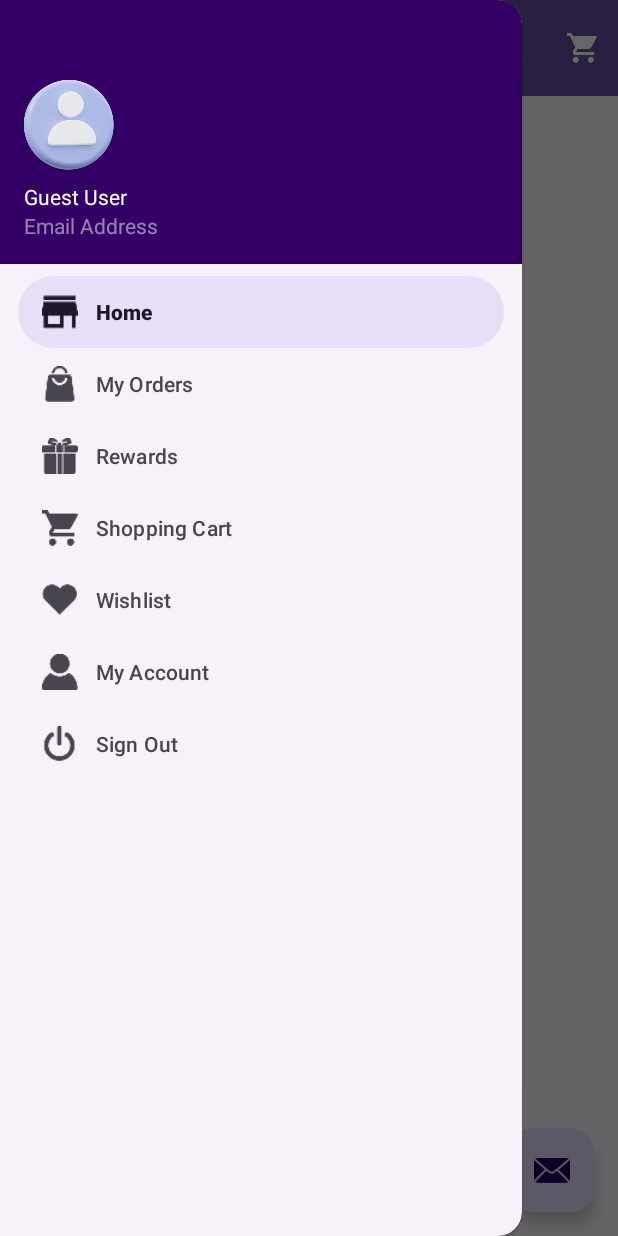
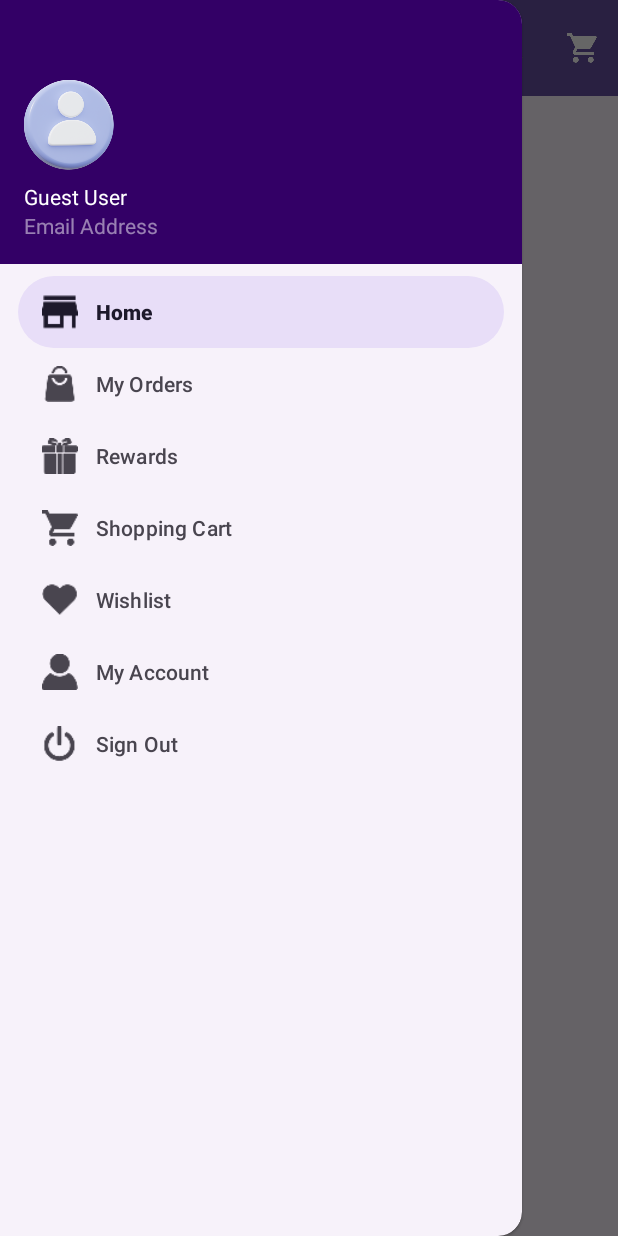
Before and after one commit to abhinavjain45/Yourcart, an Android app: the screen it shows after launch once a user with an empty profile is signed in (MainActivity), with the side drawer open, on a phone screen of 412 x 824 dp. Run offline under Robolectric (Android 15) with nearby library versions, the phone set to English and light mode, and no system bars; our stand-ins replace Firebase (no records; nobody signed in at launch, a user with empty details on screens opened directly), navigation-ui; 1 statement that could not run was skipped.

Commit message:
Updated till Part 14

```diff
--- a/app/src/main/java/com/ecommerce/yourcart/MainActivity.java
+++ b/app/src/main/java/com/ecommerce/yourcart/MainActivity.java
@@ -4,6 +4,8 @@ import android.os.Bundle;
 import android.view.MenuItem;
 import android.view.View;
 import android.view.Menu;
+import android.widget.FrameLayout;
+
 import androidx.appcompat.widget.Toolbar;
 
 import com.google.android.material.floatingactionbutton.FloatingActionButton;
@@ -12,6 +14,8 @@ import com.google.android.material.navigation.NavigationView;
 
 import androidx.appcompat.app.ActionBarDrawerToggle;
 import androidx.core.view.GravityCompat;
+import androidx.fragment.app.Fragment;
+import androidx.fragment.app.FragmentTransaction;
 import androidx.navigation.NavController;
 import androidx.navigation.Navigation;
 import androidx.navigation.ui.AppBarConfiguration;
@@ -24,6 +28,7 @@ import com.ecommerce.yourcart.databinding.ActivityMainBinding;
 public class MainActivity extends AppCompatActivity implements NavigationView.OnNavigationItemSelectedListener {
 
     private AppBarConfiguration mAppBarConfiguration;
+    private FrameLayout frameLayout;
 
     @Override
     protected void onCreate(Bundle savedInstanceState) {
@@ -33,15 +38,6 @@ public class MainActivity extends AppCompatActivity implements NavigationView.On
         setSupportActionBar(toolbar);
         getSupportActionBar().setDisplayShowTitleEnabled(false);
 
-        FloatingActionButton fab = (FloatingActionButton) findViewById(R.id.fab);
-        fab.setOnClickListener(new View.OnClickListener() {
-            @Override
-            public void onClick(View view) {
-                Snackbar.make(view, "Replace with your own action", Snackbar.LENGTH_LONG)
-                        .setAction("Action", null).show();
-            }
-        });
-
         DrawerLayout drawer = (DrawerLayout) findViewById(R.id.drawer_layout);
         ActionBarDrawerToggle toggle = new ActionBarDrawerToggle(this, drawer, toolbar, R.string.navigation_drawer_open, R.string.navigation_drawer_close);
         drawer.addDrawerListener(toggle);
@@ -50,6 +46,9 @@ public class MainActivity extends AppCompatActivity implements NavigationView.On
         NavigationView navigationView = (NavigationView) findViewById(R.id.nav_view);
         navigationView.setNavigationItemSelectedListener(this);
         navigationView.getMenu().getItem(0).setChecked(true);
+
+        frameLayout = findViewById(R.id.main_frame_layout);
+        setFragment(new HomeFragment());
     }
 
     @Override
@@ -110,10 +109,18 @@ public class MainActivity extends AppCompatActivity implements NavigationView.On
         return true;
     }
 
+/*
     @Override
     public boolean onSupportNavigateUp() {
         NavController navController = Navigation.findNavController(this, R.id.nav_host_fragment_content_main);
         return NavigationUI.navigateUp(navController, mAppBarConfiguration)
                 || super.onSupportNavigateUp();
     }
+*/
+
+    private void setFragment(Fragment fragment) {
+        FragmentTransaction fragmentTransaction = getSupportFragmentManager().beginTransaction();
+        fragmentTransaction.replace(frameLayout.getId(),fragment);
+        fragmentTransaction.commit();
+    }
 }
--- a/app/src/main/java/com/ecommerce/yourcart/ui/home/HomeFragment.java
+++ /dev/null
@@ -1,37 +0,0 @@
-package com.ecommerce.yourcart.ui.home;
-
-import android.os.Bundle;
-import android.view.LayoutInflater;
-import android.view.View;
-import android.view.ViewGroup;
-import android.widget.TextView;
-
-import androidx.annotation.NonNull;
-import androidx.fragment.app.Fragment;
-import androidx.lifecycle.ViewModelProvider;
-
-import com.ecommerce.yourcart.databinding.FragmentHomeBinding;
-
-public class HomeFragment extends Fragment {
-
-    private FragmentHomeBinding binding;
-
-    public View onCreateView(@NonNull LayoutInflater inflater,
-                             ViewGroup container, Bundle savedInstanceState) {
-        HomeViewModel homeViewModel =
-                new ViewModelProvider(this).get(HomeViewModel.class);
-
-        binding = FragmentHomeBinding.inflate(inflater, container, false);
-        View root = binding.getRoot();
-
-        final TextView textView = binding.textHome;
-        homeViewModel.getText().observe(getViewLifecycleOwner(), textView::setText);
-        return root;
-    }
-
-    @Override
-    public void onDestroyView() {
-        super.onDestroyView();
-        binding = null;
-    }
-}
--- a/app/src/main/java/com/ecommerce/yourcart/ui/home/HomeViewModel.java
+++ /dev/null
@@ -1,19 +0,0 @@
-package com.ecommerce.yourcart.ui.home;
-
-import androidx.lifecycle.LiveData;
-import androidx.lifecycle.MutableLiveData;
-import androidx.lifecycle.ViewModel;
-
-public class HomeViewModel extends ViewModel {
-
-    private final MutableLiveData<String> mText;
-
-    public HomeViewModel() {
-        mText = new MutableLiveData<>();
-        mText.setValue("This is home fragment");
-    }
-
-    public LiveData<String> getText() {
-        return mText;
-    }
-}
--- a/app/src/main/res/layout/app_bar_main.xml
+++ b/app/src/main/res/layout/app_bar_main.xml
@@ -30,13 +30,4 @@
 
     <include layout="@layout/content_main" />
 
-    <com.google.android.material.floatingactionbutton.FloatingActionButton
-        android:id="@+id/fab"
-        android:layout_width="wrap_content"
-        android:layout_height="wrap_content"
-        android:layout_gravity="bottom|end"
-        android:layout_marginEnd="@dimen/fab_margin"
-        android:layout_marginBottom="16dp"
-        app:srcCompat="@android:drawable/ic_dialog_email" />
-
 </androidx.coordinatorlayout.widget.CoordinatorLayout>
```
Also changed, not shown: app/src/main/java/com/ecommerce/yourcart/ui/gallery/GalleryFragment.java (deleted, +0 -37 lines), app/src/main/java/com/ecommerce/yourcart/ui/gallery/GalleryViewModel.java (deleted, +0 -19 lines), app/src/main/java/com/ecommerce/yourcart/ui/slideshow/SlideshowFragment.java (deleted, +0 -37 lines), app/src/main/java/com/ecommerce/yourcart/ui/slideshow/SlideshowViewModel.java (deleted, +0 -19 lines), app/src/main/res/layout/content_main.xml (+6 -12 lines).
